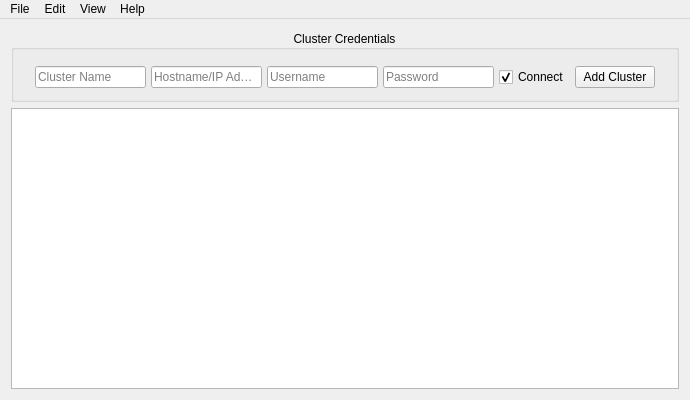
Above: clustermanagement.ui from xXTheAwesomerXx/CMClusters before the change. Below: the same form after it.
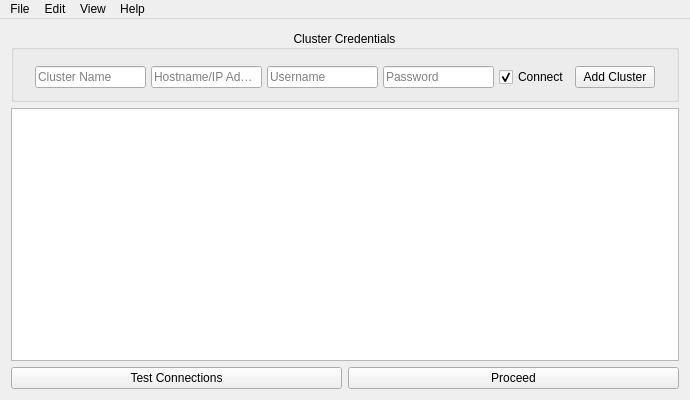
That is the form after the change.

The edit to the form file:
```diff
--- a/clustermanagement.ui
+++ b/clustermanagement.ui
@@ -122,6 +122,24 @@
       </property>
      </widget>
     </item>
+    <item>
+     <layout class="QHBoxLayout" name="horizontalLayout_2">
+      <item>
+       <widget class="QPushButton" name="btnTestConnections">
+        <property name="text">
+         <string>Test Connections</string>
+        </property>
+       </widget>
+      </item>
+      <item>
+       <widget class="QPushButton" name="btnNext">
+        <property name="text">
+         <string>Proceed</string>
+        </property>
+       </widget>
+      </item>
+     </layout>
+    </item>
    </layout>
   </widget>
   <widget class="QMenuBar" name="menuBar">
```
Left out of the diff: 2 changed lines with no effect on the pictures.
